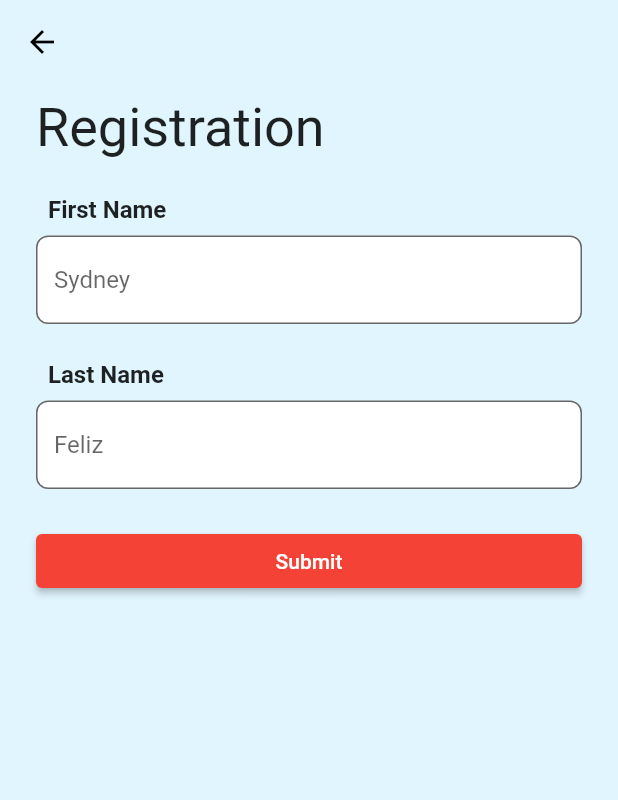
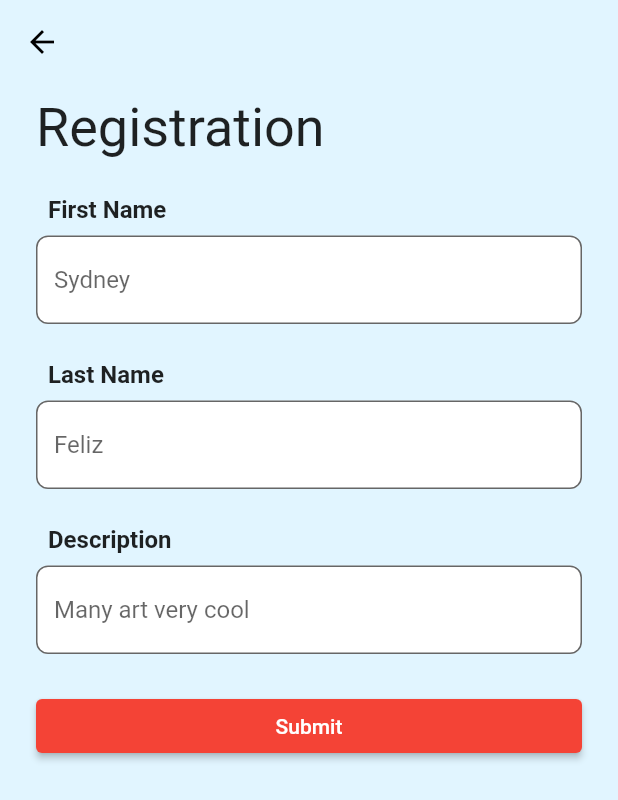
Before and after one commit to GWCBaltimoreBeloved/art-portfolio-flutter, a Flutter app: the ArtistRegistrationPage screen opened directly, on a phone screen of 412 x 824 dp. Shown: the top 800 px of the screen. Run offline on Flutter 3.47's test engine with Material 2 defaults, Android fonts, the light colour scheme and no system bars; our stand-ins replace cloud_firestore, firebase_core, flutter_riverpod; accounts and stored records are empty.

Commit message:
Add description to Registration page

```diff
--- a/lib/pages/artist_registration/artist_registration_page.dart
+++ b/lib/pages/artist_registration/artist_registration_page.dart
@@ -18,6 +18,8 @@ class ArtistRegistrationPage extends ConsumerWidget {
           _FirstNameInput(),
           SizedBox(height: 24),
           _LastNameInput(),
+          SizedBox(height: 24),
+          _DescriptionInput(),
           SizedBox(height: 24),
           _SubmitButton(),
           SizedBox(height: 24),
@@ -69,6 +71,21 @@ class _LastNameInput extends ConsumerWidget {
   }
 }
 
+class _DescriptionInput extends ConsumerWidget {
+  const _DescriptionInput({Key? key}) : super(key: key);
+
+  @override
+  Widget build(BuildContext context, WidgetRef ref) {
+    final provider = ref.watch(registrationProvider);
+
+    return FormTextInput(
+      label: 'Description',
+      hintText: 'Many art very cool',
+      onChanged: (value) => provider.setDescription(value),
+    );
+  }
+}
+
 class _SubmitButton extends ConsumerWidget {
   const _SubmitButton({Key? key}) : super(key: key);
 
--- a/lib/pages/artist_registration/artist_registration_provider.dart
+++ b/lib/pages/artist_registration/artist_registration_provider.dart
@@ -25,6 +25,10 @@ class ArtistRegistrationProvider extends ChangeNotifier {
     _newUser = _newUser.copyWith(lastName: value);
   }
 
+  void setDescription(String value) {
+    _newUser = _newUser.copyWith(description: value);
+  }
+
   Future<void> submit() async {
     UserRepository.instance.addUser(
       _newUser,
```
Also changed, not shown: lib/pages/artist_list/artist_list_page.dart (+14 -1 lines).
